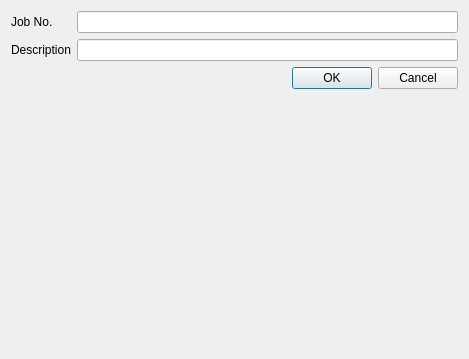
This is forms/formWater/ui_waterForm.ui in roam-qgis/Roam as Qt 5 draws it before an edit. The edited form follows.
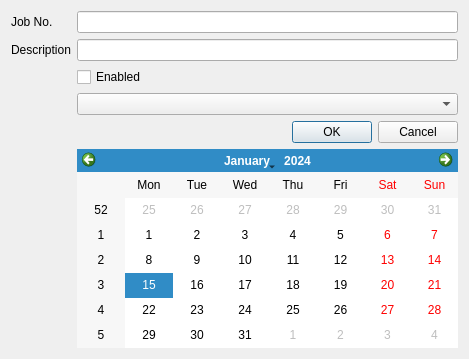
This is the edited form.

```diff
--- a/forms/formWater/ui_waterForm.ui
+++ b/forms/formWater/ui_waterForm.ui
@@ -24,7 +24,7 @@
    <item row="1" column="1">
     <widget class="QLineEdit" name="description"/>
    </item>
-   <item row="2" column="1">
+   <item row="4" column="1">
     <widget class="QDialogButtonBox" name="buttonBox">
      <property name="orientation">
       <enum>Qt::Horizontal</enum>
@@ -44,6 +44,23 @@
    <item row="0" column="1">
     <widget class="QLineEdit" name="jobno"/>
    </item>
+   <item row="2" column="1">
+    <widget class="QCheckBox" name="Enabled">
+     <property name="text">
+      <string>Enabled</string>
+     </property>
+    </widget>
+   </item>
+   <item row="3" column="1">
+    <widget class="QComboBox" name="AssetStatus">
+     <property name="frame">
+      <bool>true</bool>
+     </property>
+    </widget>
+   </item>
+   <item row="5" column="1">
+    <widget class="QCalendarWidget" name="DateRecorded"/>
+   </item>
   </layout>
  </widget>
  <resources/>
```
Left out of the diff: 2 changed lines with no effect on the pictures.
